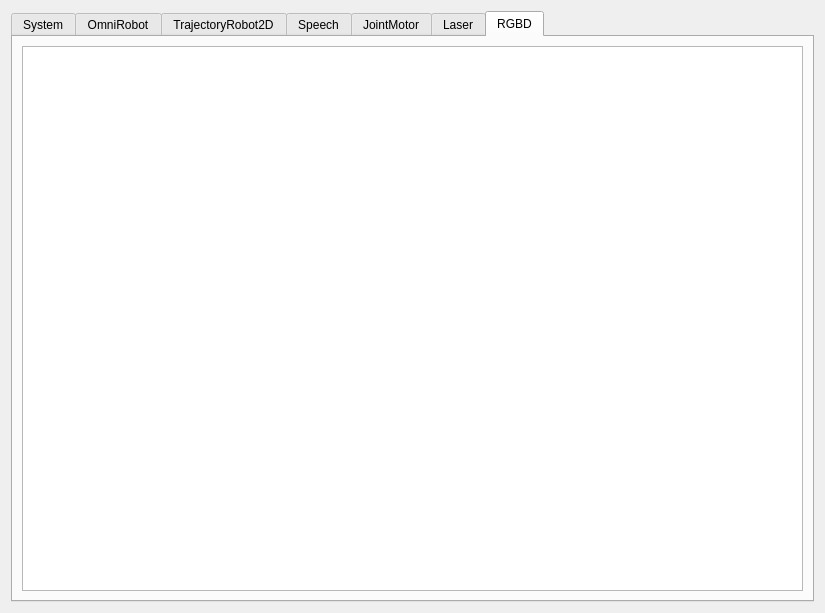
Qt form components/shellyPanel/src/mainUI.ui (robocomp/robocomp-shelly) before a commit.
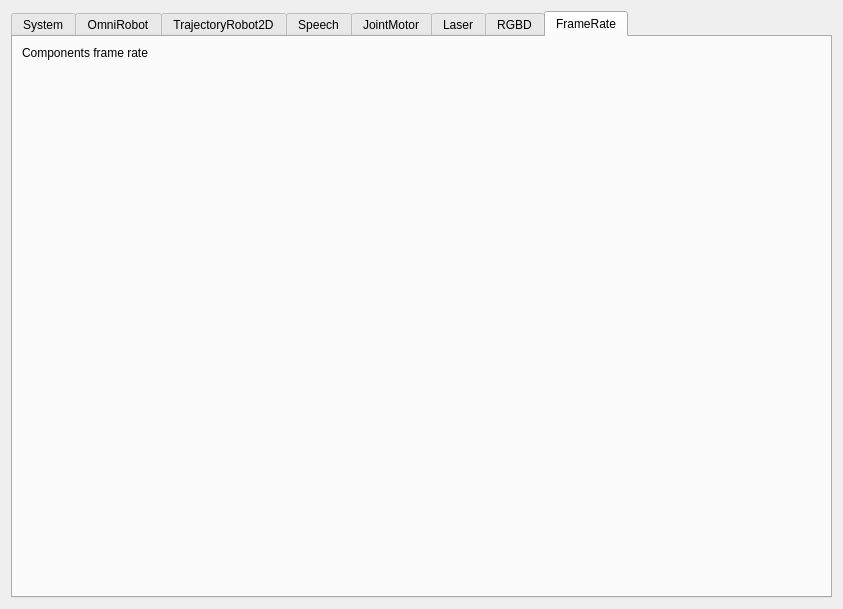
The same form after that commit.

Commit message: frameRate info added to commonbehavior interface

```diff
--- a/components/shellyPanel/src/mainUI.ui
+++ b/components/shellyPanel/src/mainUI.ui
@@ -6,8 +6,8 @@
    <rect>
     <x>0</x>
     <y>0</y>
-    <width>825</width>
-    <height>613</height>
+    <width>843</width>
+    <height>609</height>
    </rect>
   </property>
   <property name="windowTitle">
@@ -22,7 +22,7 @@
      <item>
       <widget class="QTabWidget" name="tabWidget">
        <property name="currentIndex">
-        <number>6</number>
+        <number>7</number>
        </property>
        <widget class="QWidget" name="systemTab">
         <attribute name="title">
@@ -859,6 +859,36 @@
          </item>
         </layout>
        </widget>
+       <widget class="QWidget" name="frameRateTab">
+        <attribute name="title">
+         <string>FrameRate</string>
+        </attribute>
+        <layout class="QVBoxLayout" name="verticalLayout_18">
+         <item>
+          <widget class="QLabel" name="label_20">
+           <property name="text">
+            <string>Components frame rate</string>
+           </property>
+          </widget>
+         </item>
+         <item>
+          <layout class="QFormLayout" name="frameLayout"/>
+         </item>
+         <item>
+          <spacer name="verticalSpacer_16">
+           <property name="orientation">
+            <enum>Qt::Vertical</enum>
+           </property>
+           <property name="sizeHint" stdset="0">
+            <size>
+             <width>20</width>
+             <height>40</height>
+            </size>
+           </property>
+          </spacer>
+         </item>
+        </layout>
+       </widget>
       </widget>
      </item>
      <item>
```
The commit also changes 7 other files.
